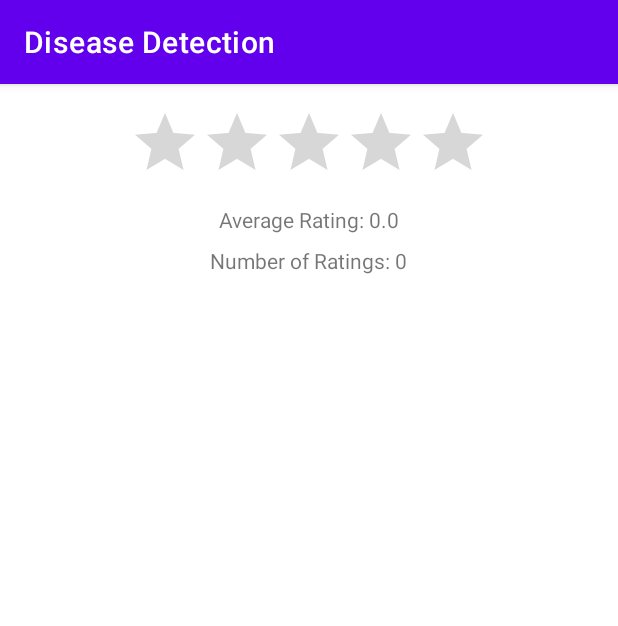
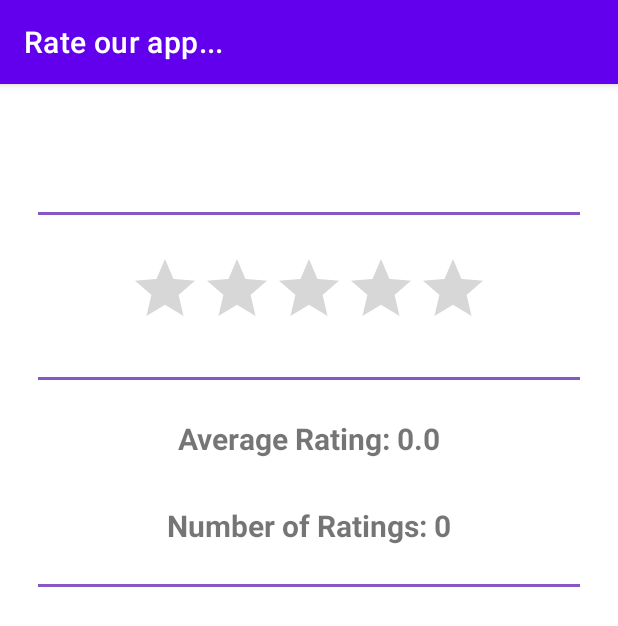
Before and after one commit to mahadi19/covid_phenomnia_detection, an Android app: the Rating_again screen opened directly, with no data from a screen before it, on a phone screen of 412 x 824 dp. Shown: the top 626 px of the screen. Run offline under Robolectric (Android 15) with nearby library versions, the phone set to English and light mode, and no system bars; our stand-ins replace Firebase (no records; nobody signed in at launch, a user with empty details on screens opened directly).

Commit message:
Initial commit

```diff
--- a/app/src/main/java/com/facultyofengineeringcu12/covid_19_pneomonia/Homepage2.java
+++ b/app/src/main/java/com/facultyofengineeringcu12/covid_19_pneomonia/Homepage2.java
@@ -171,7 +171,7 @@ public class Homepage2 extends AppCompatActivity {
         cvRate.setOnClickListener(new View.OnClickListener() {
             @Override
             public void onClick(View v) {
-                Intent intent = new Intent(Homepage2.this,Rate_our_app.class);
+                Intent intent = new Intent(Homepage2.this,Rating_again.class);
                 startActivity(intent);
 
             }
--- a/app/src/main/java/com/facultyofengineeringcu12/covid_19_pneomonia/Rating_again.java
+++ b/app/src/main/java/com/facultyofengineeringcu12/covid_19_pneomonia/Rating_again.java
@@ -33,6 +33,7 @@ public class Rating_again extends AppCompatActivity {
         ratingBar = findViewById(R.id.ratingBar);
         ratingText = findViewById(R.id.ratingText);
         ratingCount = findViewById(R.id.ratingCount);
+        getSupportActionBar().setTitle("Rate our app...");
 
         // Set RatingBar change listener
         ratingBar.setOnRatingBarChangeListener((ratingBar, rating, fromUser) -> {
--- a/app/src/main/res/layout/activity_homepage2.xml
+++ b/app/src/main/res/layout/activity_homepage2.xml
@@ -586,7 +586,7 @@
                     android:layout_width="match_parent"
                     android:layout_height="2dp"
                     android:layout_below="@id/lineraLayou4"
-                    android:layout_margin="10dp"
+                    android:layout_margin="20dp"
                     android:layout_marginBottom="40dp"
                     android:background="@color/purple_300" />
 
--- a/app/src/main/res/layout/activity_rating_again.xml
+++ b/app/src/main/res/layout/activity_rating_again.xml
@@ -8,31 +8,67 @@
     tools:context=".Rating_again">
     <LinearLayout
         android:gravity="center"
+        android:layout_marginTop="60dp"
         android:layout_width="match_parent"
         android:layout_height="wrap_content"
         android:orientation="vertical">
 
+        <View
+            android:id="@+id/divider6"
+            android:layout_width="match_parent"
+            android:layout_height="2dp"
+
+            android:layout_margin="10dp"
+            android:layout_marginBottom="40dp"
+            android:background="@color/purple_300" />
+
         <RatingBar
             android:id="@+id/ratingBar"
+            android:layout_margin="15dp"
             android:layout_width="wrap_content"
             android:layout_height="wrap_content"
+
             android:numStars="5"
             android:rating="0"
-            android:stepSize="1" />
+            android:stepSize=".5" />
+
+
+        <View
+
+            android:layout_width="match_parent"
+            android:layout_height="2dp"
+
+            android:layout_margin="10dp"
+            android:layout_marginBottom="40dp"
+            android:background="@color/purple_300" />
 
         <TextView
+            android:layout_margin="15dp"
             android:id="@+id/ratingText"
+            android:textSize="20sp"
+            android:textStyle="bold"
             android:layout_width="wrap_content"
             android:layout_height="wrap_content"
             android:text="Average Rating: 0.0"
             android:layout_marginTop="8dp" />
 
         <TextView
+            android:layout_margin="15dp"
             android:id="@+id/ratingCount"
             android:layout_width="wrap_content"
             android:layout_height="wrap_content"
+            android:textSize="20sp"
+            android:textStyle="bold"
             android:text="Number of Ratings: 0"
             android:layout_marginTop="8dp" />
+
+        <View
+            android:layout_width="match_parent"
+            android:layout_height="2dp"
+
+            android:layout_margin="10dp"
+            android:layout_marginBottom="40dp"
+            android:background="@color/purple_300" />
     </LinearLayout>
 
 
```
